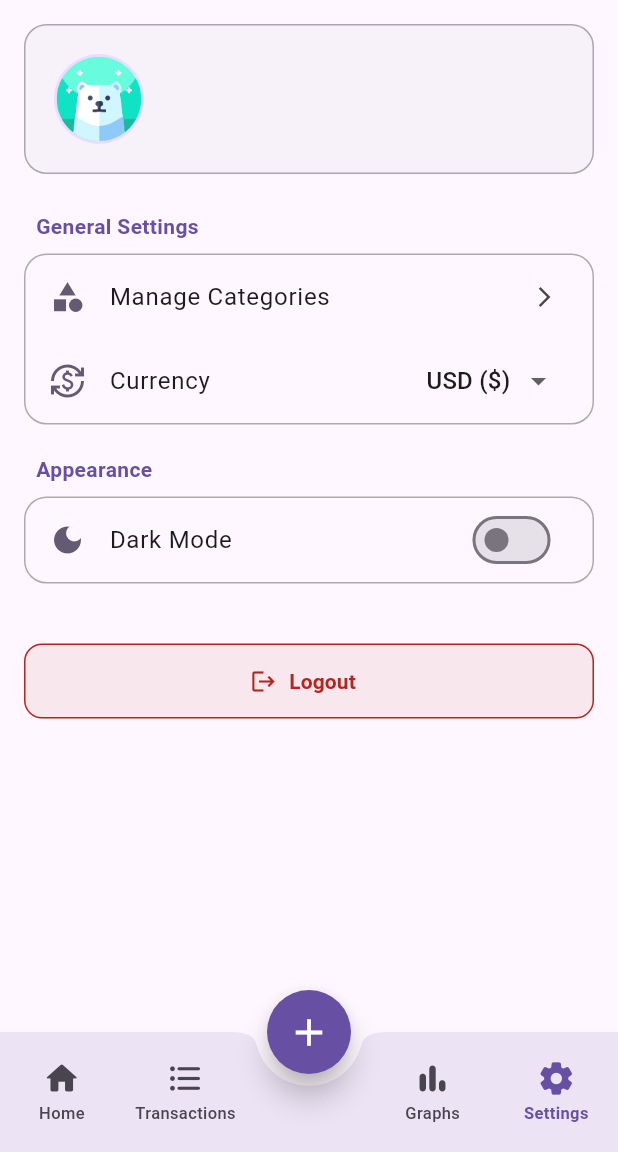
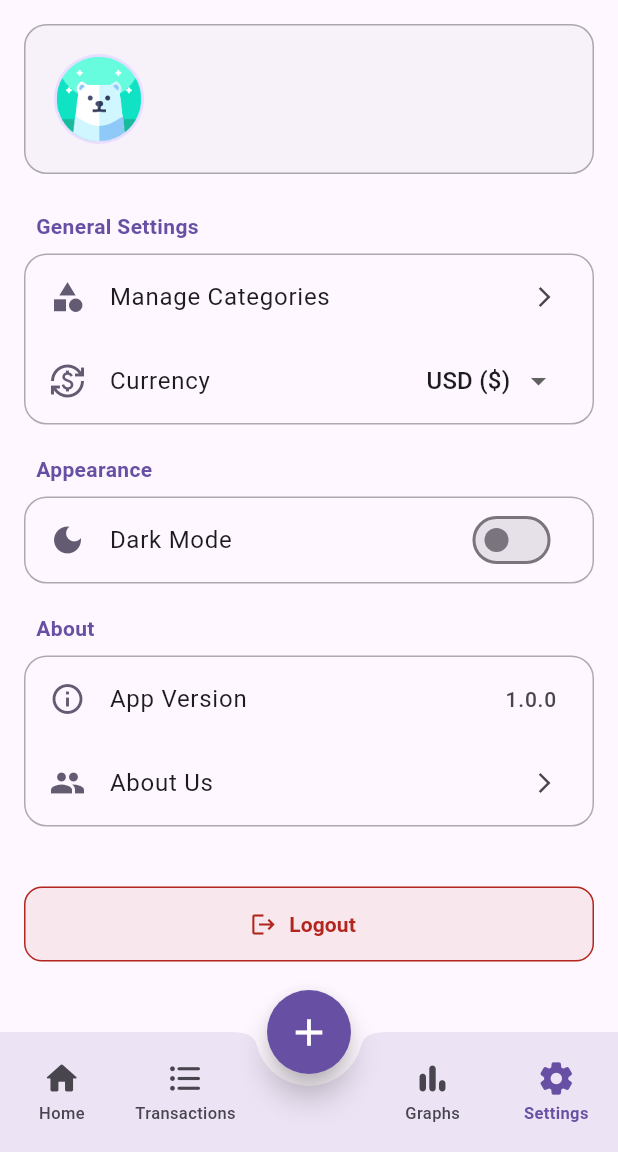
Before and after one commit to bayazidht/spend_mate, a Flutter app: the screen it shows once a user with an empty profile is signed in, item 4 of the bottom bar chosen, on a phone screen of 412 x 824 dp, the part 84-1236 px from its top. Run offline on Flutter 3.47's test engine with Material 3 defaults, Android fonts, the phone set to English and light mode, and no system bars; our stand-ins replace cloud_firestore, firebase_auth, firebase_core, fl_chart, google_sign_in, shared_preferences; accounts and stored records are empty.

Commit message:
feat: Add "About Us" dialog and section in settings
This commit introduces an "About Us" dialog and integrates it into the Settings screen.

### Key Changes:

-   **New `AboutUsDialog` Widget:**
    -   Created a new widget `lib/widgets/about_us_dialog.dart` to display detailed information about the application.
    -   The dialog includes the project's purpose, development context, and contributor credits.

-   **Settings Screen Update:**
    -   Added a new "About" section to the `SettingsScreen`.
    -   This section includes:
        -   An "App Version" tile, hardcoded to "1.0.0".
        -   An "About Us" tile that, when tapped, displays the new `showCustomAboutDialog`.

```diff
--- a/lib/screens/settings/settings_screen.dart
+++ b/lib/screens/settings/settings_screen.dart
@@ -7,6 +7,7 @@ import 'package:spend_mate/screens/settings/manage_categories_screen.dart';
 import '../../models/currency_model.dart';
 import '../../providers/settings_provider.dart';
 import '../../providers/theme_provider.dart';
+import '../../widgets/about_us_dialog.dart';
 
 class SettingsScreen extends StatelessWidget {
   const SettingsScreen({super.key});
@@ -65,6 +66,17 @@ class SettingsScreen extends StatelessWidget {
             title: 'Appearance',
             children: [_buildDarkModeTile(context, colorScheme, themeProvider)],
           ),
+          const SizedBox(height: 20),
+
+          _buildSettingsGroup(
+            context,
+            colorScheme,
+            title: 'About',
+            children: [
+              _buildAppVersionTile(context, colorScheme),
+              _buildAboutUsTile(context, colorScheme),
+            ],
+          ),
           const SizedBox(height: 40),
 
           _buildLogoutButton(context, colorScheme, authService),
@@ -95,7 +107,7 @@ class SettingsScreen extends StatelessWidget {
               radius: 30,
               backgroundImage: userPhotoUrl.isNotEmpty
                   ? NetworkImage(userPhotoUrl)
-                  : Image.asset('assets/images/default_user.png').image
+                  : Image.asset('assets/images/default_user.png').image,
             ),
             const SizedBox(width: 15),
             Column(
@@ -229,6 +241,25 @@ class SettingsScreen extends StatelessWidget {
     );
   }
 
+  Widget _buildAppVersionTile(BuildContext context, ColorScheme colorScheme) {
+    return ListTile(
+      leading: Icon(Icons.info_outline, color: colorScheme.secondary),
+      title: const Text('App Version'),
+      trailing: const Text('1.0.0', style: TextStyle(fontSize: 14)),
+    );
+  }
+
+  Widget _buildAboutUsTile(BuildContext context, ColorScheme colorScheme) {
+    return ListTile(
+      leading: Icon(Icons.people, color: colorScheme.secondary),
+      title: const Text('About Us'),
+      trailing: const Icon(Icons.arrow_forward_ios, size: 16),
+      onTap: () {
+        showCustomAboutDialog(context);
+      },
+    );
+  }
+
   Widget _buildLogoutButton(
     BuildContext context,
     ColorScheme colorScheme,
@@ -243,7 +274,6 @@ class SettingsScreen extends StatelessWidget {
         'Logout',
         style: TextStyle(color: colorScheme.error, fontWeight: FontWeight.bold),
       ),
-
       style: OutlinedButton.styleFrom(
         backgroundColor: colorScheme.error.withAlpha(20),
         minimumSize: const Size(double.infinity, 50),
```
Also changed, not shown: lib/widgets/about_us_dialog.dart (added, +58 -0 lines).
